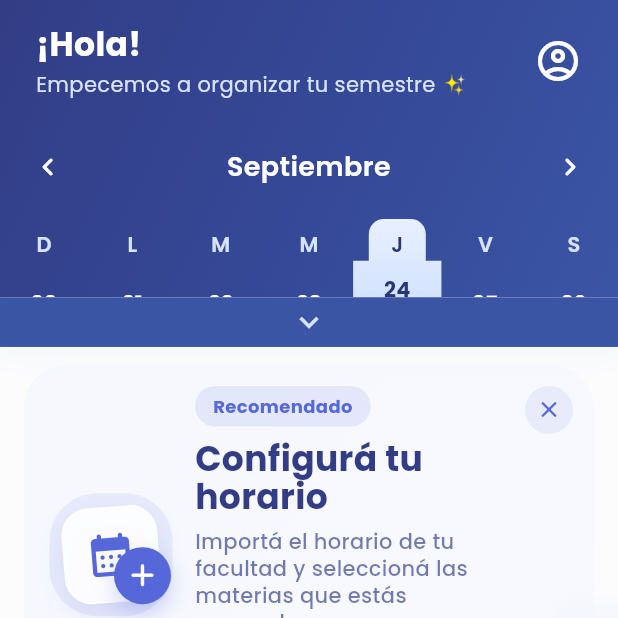
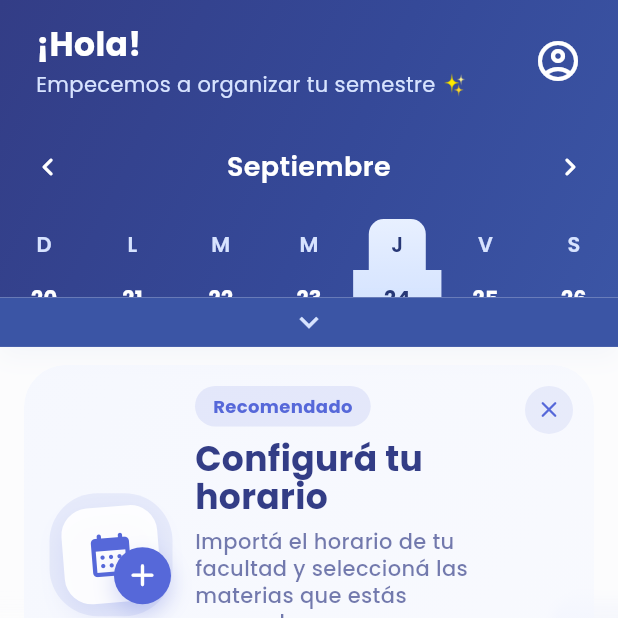
Before and after one commit to enriquepitta/classlift, a Flutter app: the HomeScreen screen opened by its route, on a phone screen of 412 x 824 dp, the top half of it. Run offline on Flutter 3.47's test engine with Material 3 defaults, Android fonts, the phone set to English and light mode, and no system bars; drawn by our look-alikes of table_calendar; our stand-ins replace file_picker, firebase_auth, firebase_core, flutter_keyboard_visibility, flutter_svg, go_router and 3 more; missing offline and left inert: excel; accounts and stored records are empty.

```diff
--- a/lib/widgets/home/calendar/calendar_widget.dart
+++ b/lib/widgets/home/calendar/calendar_widget.dart
@@ -200,13 +200,7 @@ class CalendarWidget extends StatelessWidget {
                 ? ClassliftColors.calendarToday
                 : ClassliftColors.calendarInk;
 
-    // En semana se desplaza suavemente hacia el encabezado para que ambas
-    // mitades se perciban como una única selección continua.
-    return AnimatedSlide(
-      duration: const Duration(milliseconds: 220),
-      curve: Curves.easeOutCubic,
-      offset: Offset(0, isSelected && isWeekView ? -0.24 : 0),
-      child: AnimatedContainer(
+    final cell = AnimatedContainer(
       duration: const Duration(milliseconds: 220),
       curve: Curves.easeOutCubic,
       width: 38,
@@ -234,8 +228,7 @@ class CalendarWidget extends StatelessWidget {
             '${day.day}',
             style: TextStyle(
               color: textColor,
-                fontWeight:
-                    isOutsideMonth ? FontWeight.normal : FontWeight.bold,
+              fontWeight: isOutsideMonth ? FontWeight.normal : FontWeight.bold,
             ),
           ),
           // Se dibujan aquí (y no con eventLoader), por lo que incluso la
@@ -251,7 +244,13 @@ class CalendarWidget extends StatelessWidget {
           ],
         ],
       ),
-      ),
+    );
+
+    if (!isWeekView) return cell;
+
+    return Transform.translate(
+      offset: const Offset(0, -3),
+      child: cell,
     );
   }
 
```
Lines whose indentation alone changed are shown as unchanged.
